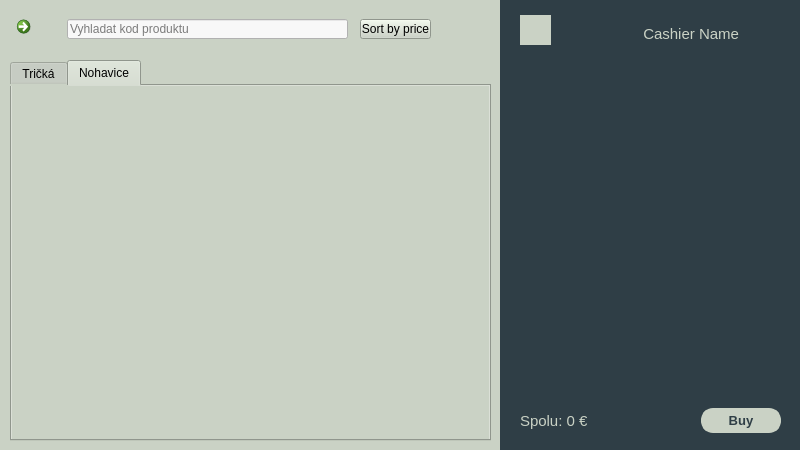
The window that source/code/main.ui (tomas-magat/camels-eshop-infosystem) describes before a commit, drawn with Qt 5.
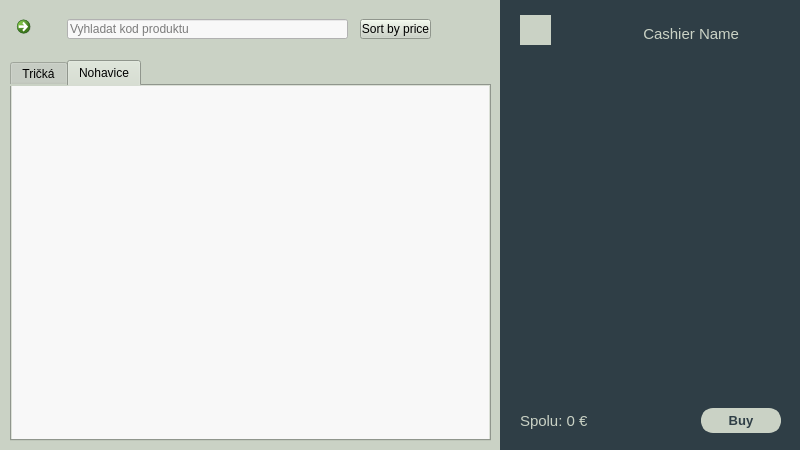
The same window after the commit. The open tabs and pages were chosen to show the change. Icons and pictures are not drawn.

Commit message: Portal screen ui fixes

The edit to the form file:
```diff
--- a/source/code/main.ui
+++ b/source/code/main.ui
@@ -325,6 +325,62 @@
            <attribute name="title">
             <string>Nohavice</string>
            </attribute>
+           <widget class="QFrame" name="pants">
+            <property name="geometry">
+             <rect>
+              <x>0</x>
+              <y>0</y>
+              <width>481</width>
+              <height>361</height>
+             </rect>
+            </property>
+            <property name="styleSheet">
+             <string notr="true">background-color: rgb(248, 248, 248);</string>
+            </property>
+            <property name="frameShape">
+             <enum>QFrame::NoFrame</enum>
+            </property>
+            <property name="frameShadow">
+             <enum>QFrame::Plain</enum>
+            </property>
+            <widget class="QScrollArea" name="pantsCatalog">
+             <property name="geometry">
+              <rect>
+               <x>0</x>
+               <y>0</y>
+               <width>481</width>
+               <height>361</height>
+              </rect>
+             </property>
+             <property name="styleSheet">
+              <string notr="true">QScrollBar:vertical {
+	width: 20px;
+	border-radius: 5px;
+	background-color: rgb(218, 218, 218);
+}</string>
+             </property>
+             <property name="frameShape">
+              <enum>QFrame::NoFrame</enum>
+             </property>
+             <property name="frameShadow">
+              <enum>QFrame::Plain</enum>
+             </property>
+             <property name="widgetResizable">
+              <bool>true</bool>
+             </property>
+             <widget class="QWidget" name="pantsContents">
+              <property name="geometry">
+               <rect>
+                <x>0</x>
+                <y>0</y>
+                <width>481</width>
+                <height>361</height>
+               </rect>
+              </property>
+              <layout class="QVBoxLayout" name="pantsLayout"/>
+             </widget>
+            </widget>
+           </widget>
           </widget>
          </widget>
         </widget>
```
Left out of the diff: 2 changed lines with no effect on the pictures.
